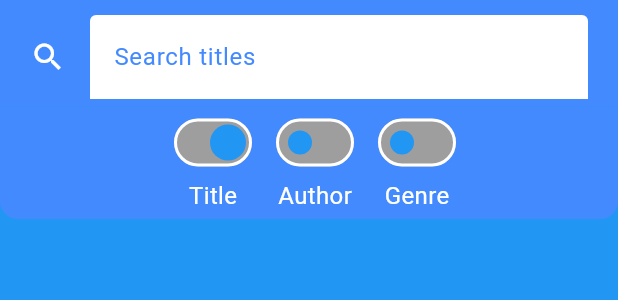
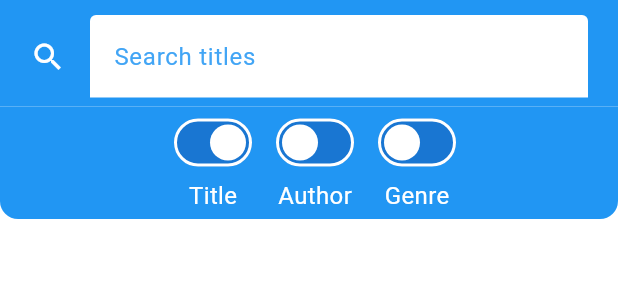
Before and after one commit to VGenesis/mobapp-bookworm, a Flutter app: the SearchPage widget shown alone on an empty page, opened directly, on a phone screen of 412 x 824 dp. Shown: the top 300 px of the screen. Run offline on Flutter 3.47's test engine with Material 3 defaults, Android fonts, the phone set to English and light mode, and no system bars; our stand-ins replace webview_flutter; project files that could hold a hidden picture were left out.

Commit message:
Color scheme, save and load
Fixed dark theme colors to actually be visible.

Implemented save and load function for liked books through saveBooks and loadBooks methods for LikedBooks class.

```diff
--- a/lib/pages/searchpage.dart
+++ b/lib/pages/searchpage.dart
@@ -57,7 +57,7 @@ class _SearchPageState extends State<SearchPage> {
       return Consumer<PageTheme>(
         builder: (context, currentTheme, child) => Container(
           decoration: BoxDecoration(
-            color: currentTheme.theme.colorScheme.primary
+            color: currentTheme.theme.colorScheme.onPrimary,
           ),
           child: Stack(
             children: [
@@ -69,7 +69,7 @@ class _SearchPageState extends State<SearchPage> {
                 children: [
                   Container(
                     decoration: BoxDecoration(
-                      color: currentTheme.theme.colorScheme.secondary
+                      color: currentTheme.theme.colorScheme.primary,
                       ),
                     child: Padding(
                       padding: const EdgeInsets.only(
@@ -101,7 +101,7 @@ class _SearchPageState extends State<SearchPage> {
 
                     Container(
                       decoration: BoxDecoration(
-                        color: currentTheme.theme.colorScheme.secondary,
+                        color: currentTheme.theme.colorScheme.primary,
                         borderRadius: const BorderRadius.only(
                           bottomLeft: Radius.circular(12),
                           bottomRight: Radius.circular(12)
--- a/lib/utility/colors.dart
+++ b/lib/utility/colors.dart
@@ -27,14 +27,14 @@ ThemeData lightTheme = ThemeData(
     brightness:     Brightness.light,
     primary:        Colors.blue,
     onPrimary:      Colors.white,
-    secondary:      Colors.blueAccent,
-    onSecondary:    Colors.white54,
-    tertiary:       Colors.red,
+    secondary:      Colors.blue[400]!,
+    onSecondary:    Colors.white,
+    tertiary:       Colors.blue[200]!,
     onTertiary:     Colors.white,
     error:          Colors.red,
-    onError:        Colors.red[400]!,
-    surface:        Colors.blueGrey,
-    onSurface:      Colors.white54
+    onError:        Colors.white,
+    surface:        Colors.white,
+    onSurface:      Colors.blue,
     ),
 
   textTheme: const TextTheme(
@@ -66,14 +66,15 @@ ThemeData lightTheme = ThemeData(
 
   switchTheme:  SwitchThemeData(
     thumbColor: WidgetStateProperty.resolveWith((Set<WidgetState> states){
-      return Colors.blue;
+      return Colors.white;
     }),
     trackColor: WidgetStateProperty.resolveWith((Set<WidgetState> states){
       if(states.contains(WidgetState.pressed)) {
-        return Colors.white;
+        return Colors.blue[200];
       }
-      return Colors.grey;
+      return Colors.blue[700];
     }),
+    thumbIcon: WidgetStateProperty.all(const Icon(null)),
     trackOutlineColor: WidgetStateProperty.resolveWith((Set<WidgetState> states){
       return Colors.white;
     }),
@@ -84,55 +85,55 @@ ThemeData lightTheme = ThemeData(
 ThemeData darkTheme = ThemeData(
   useMaterial3: true,
   colorScheme: ColorScheme(
-    brightness:     Brightness.dark,
-    primary:        Colors.black54,
-    onPrimary:      Colors.black,
-    secondary:      Colors.black54,
-    onSecondary:    Colors.black,
-    tertiary:       Colors.red,
+    brightness:     Brightness.light,
+    primary:        Color.alphaBlend(Colors.black87, Colors.white),
+    onPrimary:      Colors.white,
+    secondary:      Color.alphaBlend(Colors.black87, Colors.white),
+    onSecondary:    Colors.white,
+    tertiary:       Color.alphaBlend(Colors.black54, Colors.white),
     onTertiary:     Colors.white,
     error:          Colors.red,
     onError:        Colors.red[400]!,
-    surface:        Colors.grey,
+    surface:        Colors.black,
     onSurface:      Colors.white
   ),
 
   textTheme: const TextTheme(
     titleLarge: TextStyle(
       fontSize: 32,
-      color: Colors.black
+      color: Colors.white
     ),
 
     titleMedium: TextStyle(
       fontSize: 20,
-      color: Colors.black
+      color: Colors.white
     ),
 
     titleSmall: TextStyle(
       fontSize: 16,
-      color: Colors.black
+      color: Colors.white
     ),
 
     displayMedium: TextStyle(
       fontSize: 24,
-      color: Colors.white
+      color: Colors.black
     ),
 
     displaySmall: TextStyle(
       fontSize: 16,
-      color: Colors.white
+      color: Colors.black
     ),
   ),
 
   switchTheme:  SwitchThemeData(
     thumbColor: WidgetStateProperty.resolveWith((Set<WidgetState> states){
-      return Colors.orange;
+      return Colors.white;
     }),
     trackColor: WidgetStateProperty.resolveWith((Set<WidgetState> states){
       if(states.contains(WidgetState.pressed)) {
         return Colors.black;
       }
-      return Colors.grey;
+      return Colors.black38;
     }),
     trackOutlineColor: WidgetStateProperty.resolveWith((Set<WidgetState> states){
       return Colors.black;
```
Also changed, not shown: lib/models/bookModel.dart (+18 -5 lines), lib/models/readableBookModel.dart (+2 -30 lines), lib/pages/bookpage.dart (+3 -4 lines), lib/pages/bookreader.dart (+36 -10 lines), lib/pages/homepage.dart (+11 -9 lines), lib/pages/likedbooks.dart (+23 -5 lines), lib/pages/mainpage.dart (+25 -2 lines), 1 other file.
